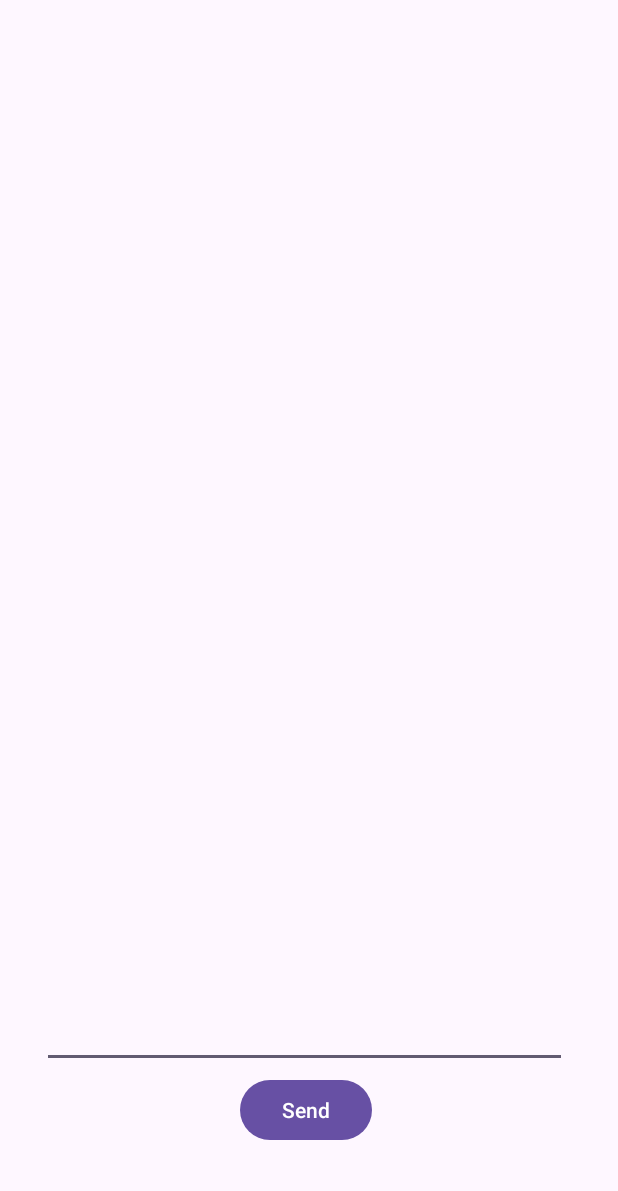
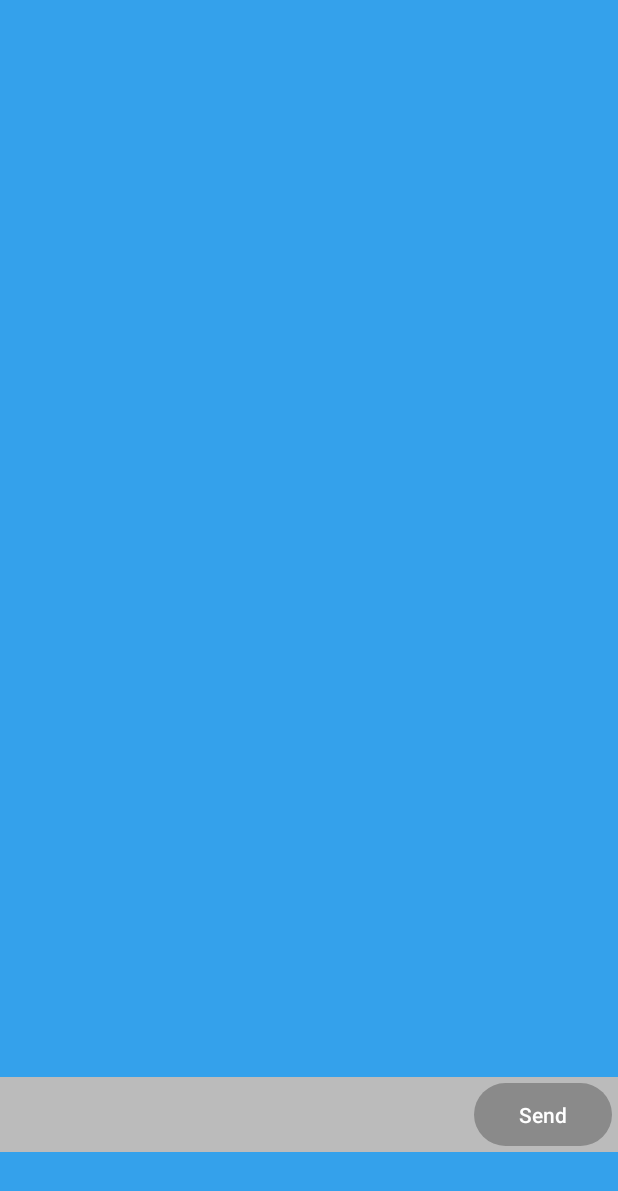
Before and after one commit to bgrando24/Task-8.1C, an Android app: the ChatActivity screen opened directly, with no data from a screen before it, on a phone screen of 412 x 824 dp. Shown: the top 1191 px of the screen. Run offline under Robolectric (Android 15) with nearby library versions, the phone set to English and light mode, and no system bars.

Commit message:
Added chat interface and functionality

```diff
--- a/app/build.gradle.kts
+++ b/app/build.gradle.kts
@@ -40,4 +40,7 @@ dependencies {
     testImplementation(libs.junit)
     androidTestImplementation(libs.ext.junit)
     androidTestImplementation(libs.espresso.core)
+    implementation("com.squareup.retrofit2:retrofit:2.11.0")
+    implementation("com.squareup.retrofit2:converter-gson:2.11.0")
+
 }
--- /dev/null
+++ b/app/src/main/java/com/example/task_81c/ApiEndpoints.java
@@ -0,0 +1,10 @@
+package com.example.task_81c;
+
+import retrofit2.Call;
+import retrofit2.http.Body;
+import retrofit2.http.POST;
+
+public interface ApiEndpoints {
+    @POST("/chat")
+    Call<ResponseBody> sendMessage(@Body RequestBody requestBody);
+}
--- a/app/src/main/java/com/example/task_81c/ChatActivity.java
+++ b/app/src/main/java/com/example/task_81c/ChatActivity.java
@@ -1,14 +1,35 @@
 package com.example.task_81c;
 
 import android.os.Bundle;
+import android.view.View;
+import android.widget.Button;
+import android.widget.EditText;
 
 import androidx.activity.EdgeToEdge;
 import androidx.appcompat.app.AppCompatActivity;
 import androidx.core.graphics.Insets;
 import androidx.core.view.ViewCompat;
 import androidx.core.view.WindowInsetsCompat;
+import androidx.recyclerview.widget.LinearLayoutManager;
+import androidx.recyclerview.widget.RecyclerView;
+
+import java.util.ArrayList;
+import java.util.List;
 
 public class ChatActivity extends AppCompatActivity {
+
+//    helper function
+    public void addMessage(String message, boolean isUserMessage) {
+        chatAdapter.addChatMessage(message, isUserMessage);
+        chatAdapter.notifyItemInserted(chatMessages.size() - 1);
+    }
+
+    //        relevant components
+    private RecyclerView recyclerView;
+    private ChatAdapter chatAdapter;
+    private List<ChatMessage> chatMessages = new ArrayList<>();
+    private Button sendNewMessageButton;
+    private EditText newMessageEditText;
 
     @Override
     protected void onCreate(Bundle savedInstanceState) {
@@ -16,5 +37,33 @@ public class ChatActivity extends AppCompatActivity {
         EdgeToEdge.enable(this);
         setContentView(R.layout.activity_chat);
 
+//        initialise HTTP handler
+        RequestHandler handler = new RequestHandler();
+
+//        assign components
+        recyclerView = findViewById(R.id.chatRecyclerView);
+        chatAdapter = new ChatAdapter();
+        recyclerView.setAdapter(chatAdapter);
+        recyclerView.setLayoutManager(new LinearLayoutManager(this));
+        recyclerView.addItemDecoration(new VerticalSpacingDecoration(10));  // adjust vertical spacing between chat bubbles
+        sendNewMessageButton = findViewById(R.id.sendNewMessageButton);
+        newMessageEditText = findViewById(R.id.newMessageEditText);
+
+//        send message when user clicks send button
+        sendNewMessageButton.setOnClickListener(new View.OnClickListener() {
+            @Override
+            public void onClick(View v) {
+                String message = newMessageEditText.getText().toString();
+                addMessage(message, true);
+                newMessageEditText.setText("");
+                handler.sendMessage(message, new RequestHandler.SendMessageCallback() {
+                    @Override
+                    public void onMessageReceived(String responseMessage) {
+                        addMessage(responseMessage, false);
+                    }
+                });
+            }
+        });
+
     }
 }
--- /dev/null
+++ b/app/src/main/java/com/example/task_81c/RequestHandler.java
@@ -0,0 +1,57 @@
+package com.example.task_81c;
+
+import android.util.Log;
+
+import java.io.IOException;
+import java.util.ArrayList;
+import java.util.List;
+
+import retrofit2.Call;
+import retrofit2.Callback;
+import okhttp3.OkHttpClient;
+import okhttp3.Response;
+import retrofit2.Retrofit;
+import retrofit2.converter.gson.GsonConverterFactory;
+
+public class RequestHandler {
+    private static final String DEBUG_TAG = "DEBUG_LOG";
+    private static final String baseURL = "http://10.0.2.2:5000/";
+    private Retrofit retrofit;
+    private List<ChatHistory> chatHistory;
+
+    public RequestHandler() {
+        this.retrofit = new Retrofit.Builder()
+                .baseUrl(baseURL)
+                .addConverterFactory(GsonConverterFactory.create())
+                .client(new OkHttpClient.Builder().readTimeout(10, java.util.concurrent.TimeUnit.MINUTES).build())
+                .build();
+        this.chatHistory = new ArrayList<>(); // Initialize chatHistory
+    }
+
+    public interface SendMessageCallback {
+        void onMessageReceived(String message);
+    }
+
+    public void sendMessage(String userMessage, SendMessageCallback callback) {
+        Log.d(DEBUG_TAG, "Sending message: " + userMessage);
+        ApiEndpoints apiEndpoints = retrofit.create(ApiEndpoints.class);
+        Call<ResponseBody> call = apiEndpoints.sendMessage(new RequestBody(userMessage, this.chatHistory));
+        call.enqueue(new Callback<ResponseBody>() {
+
+            @Override
+            public void onResponse(Call<ResponseBody> call, retrofit2.Response<ResponseBody> response) {
+                Log.d(DEBUG_TAG, "Received response: " + response.body().message);
+                if (response.isSuccessful() && response.body() != null) {
+                    chatHistory.add(new ChatHistory(userMessage, response.body().message)); // update chat history
+                    callback.onMessageReceived(response.body().message);
+                }
+            }
+
+            @Override
+            public void onFailure(Call<ResponseBody> call, Throwable throwable) {
+                Log.e(DEBUG_TAG, "Failed to send message: " + throwable.getMessage());
+                callback.onMessageReceived("Failed to send message");
+            }
+        });
+    }
+}
--- /dev/null
+++ b/app/src/main/java/com/example/task_81c/VerticalSpacingDecoration.java
@@ -0,0 +1,19 @@
+package com.example.task_81c;
+
+import android.graphics.Rect;
+import android.view.View;
+
+import androidx.recyclerview.widget.RecyclerView;
+
+public class VerticalSpacingDecoration extends RecyclerView.ItemDecoration {
+    private final int verticalSpaceHeight;
+
+    public VerticalSpacingDecoration(int verticalSpaceHeight) {
+        this.verticalSpaceHeight = verticalSpaceHeight;
+    }
+
+    @Override
+    public void getItemOffsets(Rect outRect, View view, RecyclerView parent, RecyclerView.State state) {
+        outRect.bottom = verticalSpaceHeight;
+    }
+}
--- /dev/null
+++ b/app/src/main/res/drawable/ai.xml
@@ -0,0 +1,5 @@
+<vector xmlns:android="http://schemas.android.com/apk/res/android" android:height="24dp" android:tint="#000000" android:viewportHeight="24" android:viewportWidth="24" android:width="24dp">
+
+    <path android:fillColor="@android:color/white" android:pathData="M17.6,9.48l1.84,-3.18c0.16,-0.31 0.04,-0.69 -0.26,-0.85c-0.29,-0.15 -0.65,-0.06 -0.83,0.22l-1.88,3.24c-2.86,-1.21 -6.08,-1.21 -8.94,0L5.65,5.67c-0.19,-0.29 -0.58,-0.38 -0.87,-0.2C4.5,5.65 4.41,6.01 4.56,6.3L6.4,9.48C3.3,11.25 1.28,14.44 1,18h22C22.72,14.44 20.7,11.25 17.6,9.48zM7,15.25c-0.69,0 -1.25,-0.56 -1.25,-1.25c0,-0.69 0.56,-1.25 1.25,-1.25S8.25,13.31 8.25,14C8.25,14.69 7.69,15.25 7,15.25zM17,15.25c-0.69,0 -1.25,-0.56 -1.25,-1.25c0,-0.69 0.56,-1.25 1.25,-1.25s1.25,0.56 1.25,1.25C18.25,14.69 17.69,15.25 17,15.25z"/>
+
+</vector>
--- /dev/null
+++ b/app/src/main/res/drawable/human.xml
@@ -0,0 +1,5 @@
+<vector xmlns:android="http://schemas.android.com/apk/res/android" android:height="24dp" android:tint="#000000" android:viewportHeight="24" android:viewportWidth="24" android:width="24dp">
+
+    <path android:fillColor="@android:color/white" android:pathData="M12,12c2.21,0 4,-1.79 4,-4s-1.79,-4 -4,-4 -4,1.79 -4,4 1.79,4 4,4zM12,14c-2.67,0 -8,1.34 -8,4v2h16v-2c0,-2.66 -5.33,-4 -8,-4z"/>
+
+</vector>
--- a/app/src/main/res/layout/activity_chat.xml
+++ b/app/src/main/res/layout/activity_chat.xml
@@ -5,33 +5,39 @@
     android:id="@+id/main"
     android:layout_width="match_parent"
     android:layout_height="match_parent"
-    tools:context=".ChatActivity">
+    tools:context=".ChatActivity"
+    android:background="#34a1eb">
 
     <EditText
         android:id="@+id/newMessageEditText"
-        android:layout_width="350dp"
+        android:layout_width="fill_parent"
         android:layout_height="50dp"
-        android:layout_marginStart="28dp"
-        android:layout_marginBottom="112dp"
+        android:layout_marginBottom="56dp"
+        android:background="#bbbbbb"
         android:ems="10"
         android:inputType="text"
+        android:paddingEnd="100dp"
         app:layout_constraintBottom_toBottomOf="parent"
         app:layout_constraintStart_toStartOf="parent" />
 
     <Button
         android:id="@+id/sendNewMessageButton"
-        android:layout_width="wrap_content"
-        android:layout_height="wrap_content"
-        android:layout_marginStart="160dp"
-        android:layout_marginBottom="60dp"
+        android:layout_width="92dp"
+        android:layout_height="50dp"
+        android:layout_marginStart="316dp"
+        android:layout_marginBottom="56dp"
         android:text="Send"
+        app:backgroundTint="#8a8a8a"
         app:layout_constraintBottom_toBottomOf="parent"
         app:layout_constraintStart_toStartOf="parent" />
 
     <androidx.recyclerview.widget.RecyclerView
+        android:id="@+id/chatRecyclerView"
         android:layout_width="fill_parent"
-        android:layout_height="568dp"
-        tools:layout_editor_absoluteX="0dp"
-        tools:layout_editor_absoluteY="1dp" />
+        android:layout_height="550dp"
+        android:layout_marginTop="50dp"
+        android:padding="5dp"
+        app:layout_constraintStart_toStartOf="parent"
+        app:layout_constraintTop_toTopOf="parent" />
 
 </androidx.constraintlayout.widget.ConstraintLayout>
--- a/app/src/main/res/layout/activity_main.xml
+++ b/app/src/main/res/layout/activity_main.xml
@@ -48,7 +48,6 @@
         android:ems="10"
         android:inputType="text"
         android:paddingLeft="10dp"
-        android:text="Username"
         app:layout_constraintBottom_toTopOf="@+id/startButton"
         app:layout_constraintEnd_toEndOf="parent"
         app:layout_constraintHorizontal_bias="0.0"
--- /dev/null
+++ b/app/src/main/res/xml/network_security_config.xml
@@ -0,0 +1,6 @@
+<?xml version="1.0" encoding="utf-8"?>
+<network-security-config>
+    <domain-config cleartextTrafficPermitted="true">
+        <domain includeSubdomains="true">10.0.2.2</domain>
+    </domain-config>
+</network-security-config>
```
Also changed, not shown: app/src/main/AndroidManifest.xml (+7 -2 lines), app/src/main/java/com/example/task_81c/ChatAdapter.java (added, +67 -0 lines), app/src/main/java/com/example/task_81c/ChatHistory.java (added, +11 -0 lines), app/src/main/java/com/example/task_81c/ChatMessage.java (added, +11 -0 lines), app/src/main/java/com/example/task_81c/MainActivity.java (+10 -0 lines), app/src/main/java/com/example/task_81c/RequestBody.java (added, +13 -0 lines), app/src/main/java/com/example/task_81c/ResponseBody.java (added, +9 -0 lines), app/src/main/res/layout/chat_bubble_left.xml (renamed from app/src/main/res/layout/chat_bubble.xml, +14 -3 lines), app/src/main/res/layout/chat_bubble_right.xml (added, +27 -0 lines).
